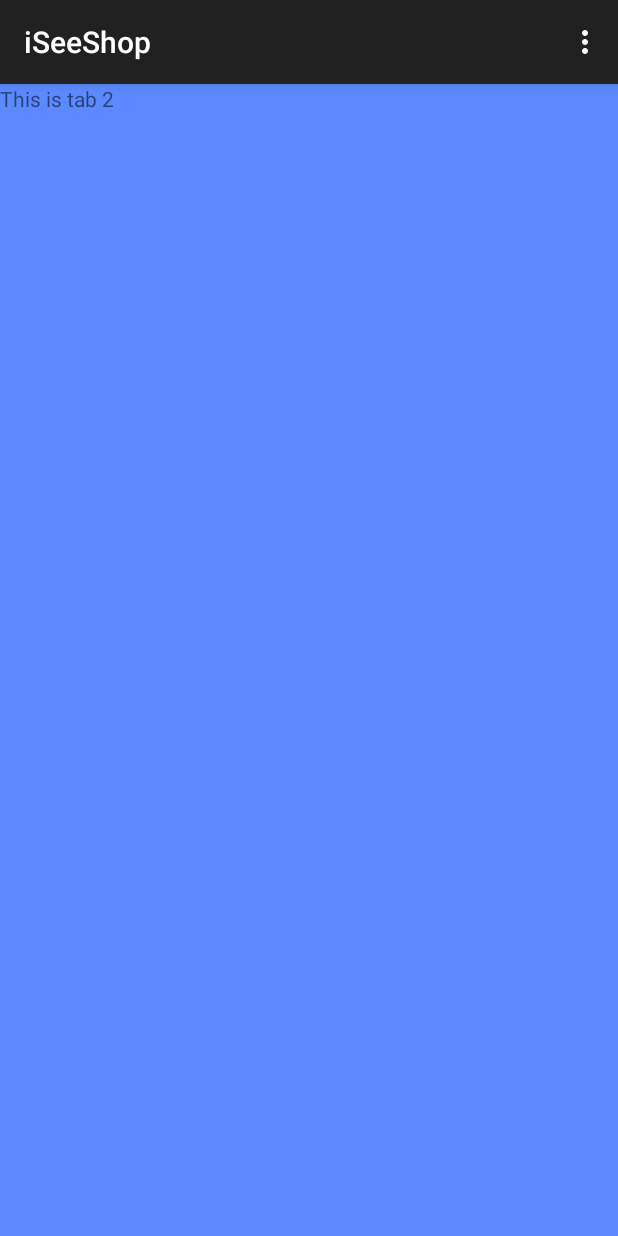
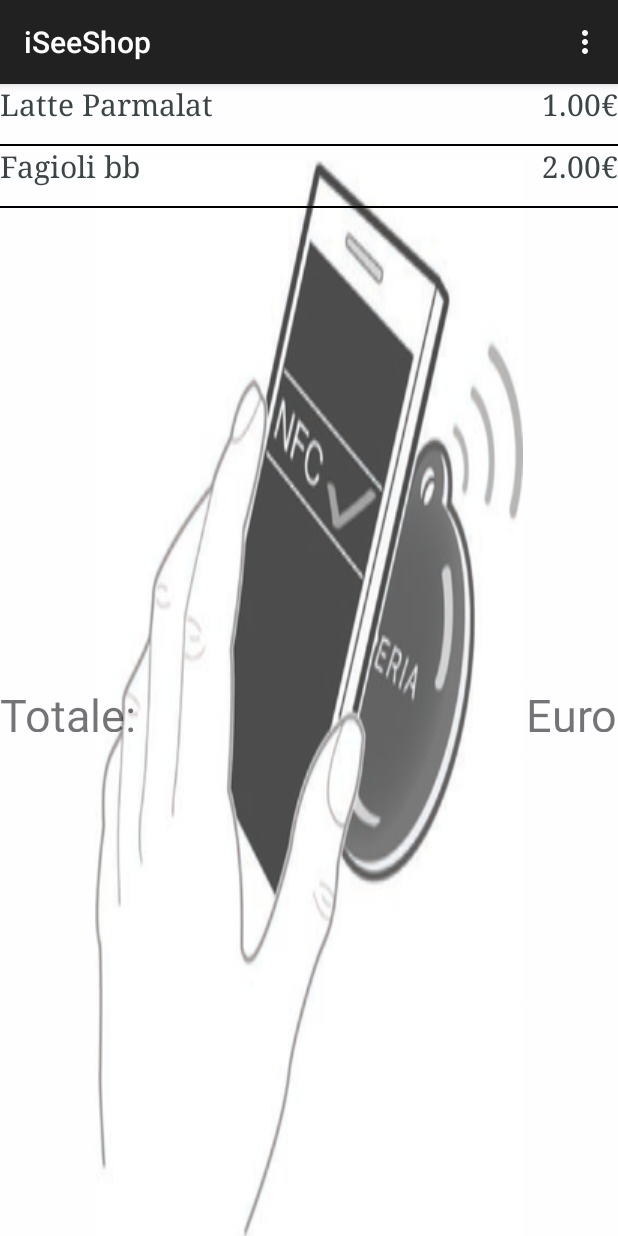
Before and after one commit to alert22/iSeeShop, an Android app: the screen it shows after launch (MainActivity), on a phone screen of 412 x 824 dp. Run offline under Robolectric (Android 15) with nearby library versions, the phone set to English and light mode, and no system bars.

```diff
--- /dev/null
+++ b/app/src/main/java/ium/progetto/iseeshop/CustomAdapter.java
@@ -0,0 +1,45 @@
+package ium.progetto.iseeshop;
+
+import android.content.Context;
+import android.view.LayoutInflater;
+import android.view.View;
+import android.view.ViewGroup;
+import android.widget.ArrayAdapter;
+import android.widget.TextView;
+
+import java.util.List;
+
+/**
+ * Created by Utente on 20/04/2016.
+ */
+public class CustomAdapter extends ArrayAdapter<Prodotto> {
+    private int resource;
+    private LayoutInflater inflater;
+
+    public CustomAdapter(Context context, int resourceId, List<Prodotto> objects) {
+        super(context, resourceId, objects);
+        resource = resourceId;
+        inflater = LayoutInflater.from(context);//Crea un'istanza di un file XML di layout nella corrispondente View
+    }
+
+    @Override
+    public View getView(int position, View v, ViewGroup parent) {
+        if (v == null) {
+            v = inflater.inflate(R.layout.list_element, parent, false);
+        }
+
+        Prodotto sq = getItem(position);
+
+        TextView nomeTextView;
+        TextView prezzoTextView;
+
+
+        nomeTextView = (TextView) v.findViewById(R.id.nome);
+        prezzoTextView = (TextView) v.findViewById(R.id.prezzo);
+        nomeTextView.setText(sq.getNome());
+        prezzoTextView.setText(sq.getPrezzo());
+
+
+        return v;
+    }
+}
--- a/app/src/main/java/ium/progetto/iseeshop/MainActivity.java
+++ b/app/src/main/java/ium/progetto/iseeshop/MainActivity.java
@@ -1,17 +1,21 @@
 package ium.progetto.iseeshop;
 
-import android.content.Intent;
-import android.graphics.Color;
 import android.support.v7.app.AppCompatActivity;
 import android.os.Bundle;
-import android.view.Gravity;
 import android.view.Menu;
 import android.view.MenuItem;
+import android.widget.ListView;
 import android.widget.TabHost;
-import android.widget.TextView;
+
+import java.util.ArrayList;
 
 public class MainActivity extends AppCompatActivity {
     TabHost tabHost;
+    private ListView listViewCarrello;
+    CustomAdapter customAdapter;
+    ArrayList<Prodotto> arrayProdotti;
+    private Prodotto prodotto;
+    private Prodotto prodotto1;
     @Override
     protected void onCreate(Bundle savedInstanceState) {
         super.onCreate(savedInstanceState);
@@ -19,7 +23,6 @@ public class MainActivity extends AppCompatActivity {
 
         TabHost host = (TabHost)findViewById(R.id.tabHost);
         host.setup();
-
         //Tab 1
         TabHost.TabSpec spec = host.newTabSpec("Scansione");
         spec.setContent(R.id.Scansione);
@@ -31,8 +34,18 @@ public class MainActivity extends AppCompatActivity {
         spec = host.newTabSpec("Carrello");
         spec.setContent(R.id.Carrello);
         spec.setIndicator("Carrello");
+        host.addTab(spec);
 
-        host.addTab(spec);
+        arrayProdotti = new ArrayList<>();
+        listViewCarrello = (ListView) findViewById(R.id.listaProdotti);
+        customAdapter=new CustomAdapter(this, R.layout.list_element, new ArrayList<Prodotto>());
+        listViewCarrello.setAdapter(customAdapter);
+        prodotto = new Prodotto("Latte Parmalat", "1.00");
+        prodotto1 = new Prodotto("Fagioli bb", "2.00");
+        arrayProdotti.add(prodotto);
+        customAdapter.add(prodotto);
+        customAdapter.add(prodotto1);
+
     }
 
     @Override
--- /dev/null
+++ b/app/src/main/java/ium/progetto/iseeshop/Prodotto.java
@@ -0,0 +1,30 @@
+package ium.progetto.iseeshop;
+
+/**
+ * Created by Utente on 12/05/2016.
+ */
+public class Prodotto {
+    String nome;
+    String prezzo;
+
+    public Prodotto(String nome, String prezzo) {
+        this.nome = nome;
+        this.prezzo = prezzo;
+    }
+
+    public String getNome() {
+        return nome;
+    }
+
+    public void setNome(String nome) {
+        this.nome = nome;
+    }
+
+    public String getPrezzo() {
+        return prezzo;
+    }
+
+    public void setPrezzo(String prezzo) {
+        this.prezzo = prezzo;
+    }
+}
--- a/app/src/main/res/layout/activity_main.xml
+++ b/app/src/main/res/layout/activity_main.xml
@@ -10,7 +10,6 @@
         android:layout_height="match_parent"
         android:layout_alignParentTop="true"
         android:layout_centerHorizontal="true"
-
         >
 
         <LinearLayout
@@ -24,7 +23,8 @@
                 android:layout_height="wrap_content"
                 android:showDividers="middle"
                 android:divider="#000000"
-                />
+                >
+            </TabWidget>
 
             <FrameLayout
                 android:id="@android:id/tabcontent"
@@ -41,14 +41,12 @@
 
                     <ImageView
                         android:layout_width="wrap_content"
-                        android:layout_height="wrap_content"
+                        android:layout_height="0dp"
                         android:layout_gravity="center"
                         android:foregroundGravity="center_vertical"
                         android:layout_marginTop="50dp"
                         android:background="@drawable/tag"
-                        />
-
-
+                        android:layout_weight="1" />
                 </LinearLayout>
 
 
@@ -56,13 +54,38 @@
                     android:id="@+id/Carrello"
                     android:layout_width="match_parent"
                     android:layout_height="match_parent"
-                    android:background="#5b89ff"
                     android:orientation="vertical">
 
-                    <TextView
+                    <ListView
+                        android:id="@+id/listaProdotti"
+                        android:layout_width="wrap_content"
+                        android:layout_height="400dp"
+                        android:divider="#000000"
+                        android:dividerHeight="1dp"
+                        />
+                    <RelativeLayout
                         android:layout_width="match_parent"
-                        android:layout_height="match_parent"
-                        android:text="This is tab 2" />
+                        android:layout_height="32dp"
+                        android:orientation="vertical"
+                        android:gravity="bottom"
+                        >
+                        <TextView
+                            android:layout_width="wrap_content"
+                            android:layout_height="wrap_content"
+                            android:text="Totale:"
+                            android:textSize="30dp"
+                            android:layout_gravity="left" />
+                        <TextView
+                            android:id="@+id/totale"
+                            android:layout_width="wrap_content"
+                            android:layout_height="wrap_content"
+                            android:text="Euro"
+                            android:textSize="30dp"
+                            android:layout_gravity="right"
+                            android:layout_alignParentRight="true"
+                            android:layout_alignParentEnd="true"/>
+                    </RelativeLayout>
+
                 </LinearLayout>
             </FrameLayout>
         </LinearLayout>
--- /dev/null
+++ b/app/src/main/res/layout/list_element.xml
@@ -0,0 +1,48 @@
+<?xml version="1.0" encoding="utf-8"?>
+<RelativeLayout xmlns:android="http://schemas.android.com/apk/res/android"
+    android:orientation="horizontal" android:layout_width="match_parent"
+    android:layout_height="match_parent"
+    >
+
+    <TextView
+        android:id="@+id/nome"
+        android:layout_width="wrap_content"
+        android:layout_height="wrap_content"
+        android:minHeight="40dp"
+        android:gravity="left"
+        android:textSize="20sp"
+        android:textAlignment="center"
+        android:textColor="#3b4544"
+        android:typeface = "serif"
+        android:textAppearance="@style/Base.Widget.AppCompat.Spinner.Underlined"
+        />
+
+    <TextView
+        android:id="@+id/prezzo"
+        android:layout_width="wrap_content"
+        android:layout_height="wrap_content"
+        android:minHeight="40dp"
+        android:gravity="right"
+        android:layout_gravity="right"
+        android:textAlignment="center"
+        android:textSize="20sp"
+        android:textColor="#3b4544"
+        android:typeface = "serif"
+        android:textAppearance="@style/Base.Widget.AppCompat.Spinner.Underlined"
+        android:layout_alignParentTop="true"
+        android:layout_toLeftOf="@+id/textView"
+        android:layout_toStartOf="@+id/textView" />
+    <TextView
+        android:layout_width="wrap_content"
+        android:layout_height="wrap_content"
+        android:textSize="20sp"
+        android:textColor="#3b4544"
+        android:typeface = "serif"
+        android:textAppearance="@style/Base.Widget.AppCompat.Spinner.Underlined"
+        android:layout_alignParentTop="true"
+        android:layout_alignParentRight="true"
+        android:layout_alignParentEnd="true"
+        android:text="@string/euro"
+        android:id="@+id/textView" />
+
+</RelativeLayout>
--- /dev/null
+++ b/app/src/main/res/layout/prova.xml
@@ -0,0 +1,37 @@
+<?xml version="1.0" encoding="utf-8"?>
+<LinearLayout xmlns:android="http://schemas.android.com/apk/res/android"
+    android:orientation="vertical" android:layout_width="match_parent"
+    android:layout_height="match_parent">
+
+
+        <ListView
+            android:id="@+id/listaProdotti"
+            android:layout_width="wrap_content"
+            android:layout_height="450dp"
+            android:divider="#000000"
+            android:dividerHeight="1dp"
+            />
+        <RelativeLayout
+            android:layout_width="match_parent"
+            android:layout_height="32dp"
+            android:orientation="vertical"
+            android:gravity="bottom"
+            >
+            <TextView
+                android:layout_width="wrap_content"
+                android:layout_height="wrap_content"
+                android:text="Totale:"
+                android:textSize="30dp"
+                android:layout_gravity="left" />
+            <TextView
+                android:id="@+id/totale"
+                android:layout_width="wrap_content"
+                android:layout_height="wrap_content"
+                android:text="Euro"
+                android:textSize="30dp"
+                android:layout_gravity="right"
+                android:layout_alignParentRight="true"
+                android:layout_alignParentEnd="true"/>
+        </RelativeLayout>
+
+</LinearLayout>
--- a/app/src/main/res/values/strings.xml
+++ b/app/src/main/res/values/strings.xml
@@ -3,4 +3,5 @@
 
     <string name="hello_world">Hello world!</string>
     <string name="action_settings">Settings</string>
+    <string name="euro">\€</string>
 </resources>
```
